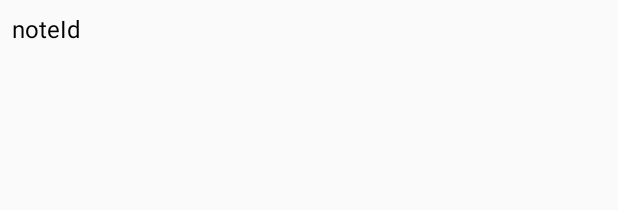
After one commit to gpatel1994/MYNote, an Android app: the layout adapter_note_list.xml on its own in the app's theme, with its tools: preview values and no code run, on a phone screen of 412 x 824 dp. The commit adds this screen. Shown: the top 210 px of the screen. Run offline under Robolectric (Android 15) with nearby library versions, the phone set to English and light mode, and no system bars.

Commit message:
implement List view for showing saved notes in local DB

```diff
--- a/app/src/main/AndroidManifest.xml
+++ b/app/src/main/AndroidManifest.xml
@@ -3,6 +3,7 @@
     package="com.timesproject.mynotes">
 
     <application
+        android:allowBackup="true"
         android:icon="@mipmap/ic_launcher"
         android:label="@string/app_name"
         android:roundIcon="@mipmap/ic_launcher_round"
--- /dev/null
+++ b/app/src/main/java/com/timesproject/mynotes/listener/MainActivityListener.kt
@@ -0,0 +1,6 @@
+package com.timesproject.mynotes.listener
+
+interface MainActivityListener {
+
+    fun onClickOfNoteId(noteId: String?) {}
+}
--- /dev/null
+++ b/app/src/main/java/com/timesproject/mynotes/util/CollectionExtensionMethod.kt
@@ -0,0 +1,5 @@
+package com.timesproject.mynotes.util
+
+fun <T> List<T>?.listSize() : Int {
+    return this?.size ?: 0
+}
--- a/app/src/main/kotlin/com/timesproject/mynotes/NoteUtil.kt
+++ b/app/src/main/java/com/timesproject/mynotes/util/NoteUtil.kt
@@ -1,4 +1,4 @@
-package com.timesproject.mynotes
+package com.timesproject.mynotes.util
 
 import java.text.SimpleDateFormat
 import java.util.Locale
@@ -10,7 +10,5 @@ class NoteUtil {
         fun generateNoteId() : String? {
             return SimpleDateFormat("yyyyMMDDHHmmss", Locale.US).format(Date())
         }
-
     }
-
 }
--- /dev/null
+++ b/app/src/main/res/layout/adapter_note_list.xml
@@ -0,0 +1,21 @@
+<?xml version="1.0" encoding="utf-8"?>
+<layout xmlns:android="http://schemas.android.com/apk/res/android"
+    xmlns:tools="http://schemas.android.com/tools">
+
+    <LinearLayout
+        android:layout_width="match_parent"
+        android:layout_height="wrap_content"
+        android:orientation="vertical">
+
+        <TextView
+            android:id="@+id/note_id_textView"
+            android:layout_width="match_parent"
+            android:layout_height="wrap_content"
+            android:padding="@dimen/layout_8dp"
+            android:textColor="@color/color_000000"
+            android:textSize="@dimen/font_16sp"
+            tools:text="noteId" />
+
+        <include layout="@layout/item_divider" />
+    </LinearLayout>
+</layout>
--- /dev/null
+++ b/app/src/main/res/layout/item_divider.xml
@@ -0,0 +1,10 @@
+<?xml version="1.0" encoding="utf-8"?>
+<View xmlns:android="http://schemas.android.com/apk/res/android"
+    android:layout_width="match_parent"
+    android:layout_height="1dp"
+    android:layout_marginBottom="@dimen/layout_8dp"
+    android:layout_marginEnd="@dimen/layout_4dp"
+    android:layout_marginTop="@dimen/layout_8dp"
+    android:layout_marginStart="@dimen/layout_4dp">
+
+</View>
--- a/app/src/main/res/values/dimens.xml
+++ b/app/src/main/res/values/dimens.xml
@@ -1,5 +1,7 @@
 <resources>
     <dimen name="layout_0dp">0dp</dimen>
+    <dimen name="layout_4dp">4dp</dimen>
+    <dimen name="layout_8dp">8dp</dimen>
     <dimen name="layout_10dp">10dp</dimen>
     <dimen name="layout_16dp">16dp</dimen>
     <dimen name="layout_20dp">20dp</dimen>
@@ -7,4 +9,11 @@
     <dimen name="layout_350dp">35dp</dimen>
     <dimen name="layout_40dp">40dp</dimen>
     <dimen name="layout_45dp">45dp</dimen>
+
+
+    <!--Text Sizes-->
+    <dimen name="font_1sp">1sp</dimen>
+    <dimen name="font_12sp">12sp</dimen>
+    <dimen name="font_16sp">16sp</dimen>
+    <dimen name="font_20sp">20sp</dimen>
 </resources>
```
Also changed, not shown: app/src/main/java/com/timesproject/mynotes/FragmentLoadActivity.kt (renamed from app/src/main/kotlin/com/timesproject/mynotes/FragmentLoadActivity.kt, +12 -1 lines), app/src/main/java/com/timesproject/mynotes/MainActivity.kt (renamed from app/src/main/kotlin/com/timesproject/mynotes/MainActivity.kt, +37 -3 lines), app/src/main/java/com/timesproject/mynotes/NewNoteFragment.kt (renamed from app/src/main/kotlin/com/timesproject/mynotes/NewNoteFragment.kt, +26 -3 lines), app/src/main/java/com/timesproject/mynotes/adapter/NoteListAdapter.kt (added, +55 -0 lines), app/src/main/java/com/timesproject/mynotes/database/TextNoteDBHelper.kt (renamed from app/src/main/kotlin/com/timesproject/mynotes/database/TextNoteDBHelper.kt, +9 -6 lines), app/src/main/res/layout/activity_startup.xml (+17 -2 lines), app/src/main/java/com/timesproject/mynotes/database/TextNoteDataBaseContract.kt (renamed from app/src/main/kotlin/com/timesproject/mynotes/database/TextNoteDataBaseContract.kt), app/src/main/java/com/timesproject/mynotes/model/TextNote.kt (renamed from app/src/main/kotlin/com/timesproject/mynotes/model/TextNote.kt).
